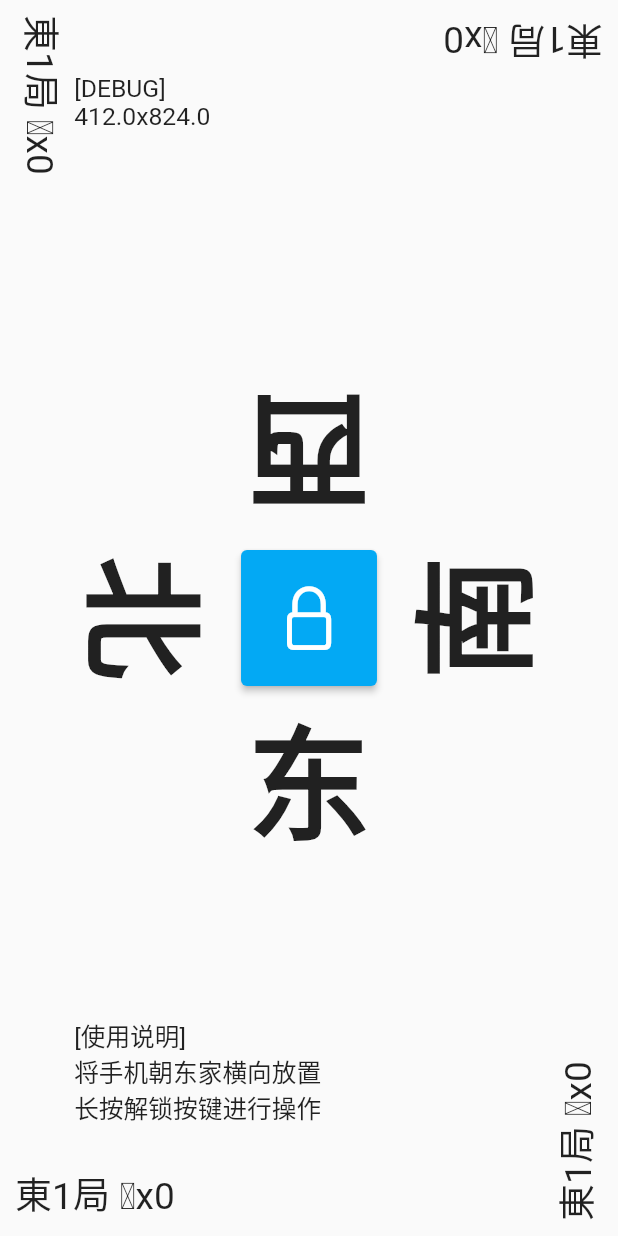
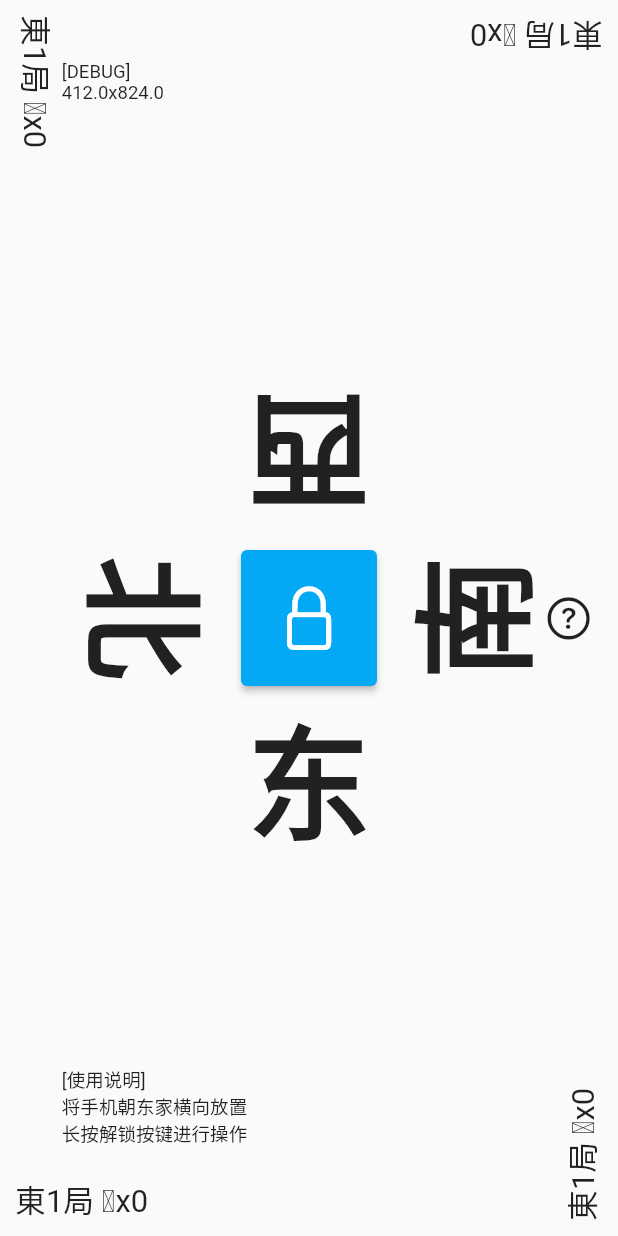
Before and after one commit to Ex-Studio/OfflineMahjongIndicator, a Flutter app: the screen it shows after launch, on a phone screen of 412 x 824 dp. Run offline on Flutter 3.47's test engine with Material 2 defaults, Android fonts, the phone set to English and light mode, and no system bars.

Commit message:
better constants

```diff
--- a/lib/_constants.dart
+++ b/lib/_constants.dart
@@ -4,14 +4,18 @@ import 'package:flutter/material.dart';
 
 const double centerButtonIconSizePercentage = 0.12;
 const double centerButtonPaddingSizePercentage = 0.05;
+
 const double centerLargeTextSizePercentage = 0.20;
-const double cornerSmallTextSizePercentage = 0.06;
-const double operationButtonTextSizePercentage = 0.06;
-const double operationButtonIconSizePercentage = 0.04;
 
-const double debugTextSizePercentage = 0.04;
-const double paddingSizePercentage = 0.01;
+const double operationTextSizePercentage = 0.06;
+const double operationIconSizePercentage = 0.04;
+
+const double defaultPaddingSizePercentage = 0.02;
+const double defaultTextSizePercentage = 0.05;
+const double defaultIconSizePercentage = 0.08;
+
+const double debugTextSizePercentage = 0.03;
 
 // [colors]
 
-const Color appAccentColor = Colors.lightBlue;
+const Color defaultColor = Colors.lightBlue;
--- a/lib/_extensions.dart
+++ b/lib/_extensions.dart
@@ -11,8 +11,10 @@ class MyExtensions {
     return MediaQuery.of(context).size.height;
   }
 
-  static double screenLengthShorter(BuildContext context) {
-    return min(
-        MyExtensions.screenWidth(context), MyExtensions.screenHeight(context));
+  static double screenLengthShorter(BuildContext context,
+      {double percentage = 1.0}) {
+    return percentage *
+        min(MyExtensions.screenWidth(context),
+            MyExtensions.screenHeight(context));
   }
 }
--- a/lib/main.dart
+++ b/lib/main.dart
@@ -38,15 +38,13 @@ ${MyExtensions.screenWidth(context)}x${MyExtensions.screenHeight(context)}
 长按解锁按键进行操作
 """;
 
-    TextStyle cornerSmallTextStyle = TextStyle(
-        fontSize: MyExtensions.screenLengthShorter(context) *
-            cornerSmallTextSizePercentage);
-
     final currentJuChangText = Consumer<MyModel>(
       builder: (context, model, child) {
         return Text(
           "${model.currentJu.description()} ꘖx${model.currentChang}",
-          style: cornerSmallTextStyle,
+          style: TextStyle(
+              fontSize: MyExtensions.screenLengthShorter(context,
+                  percentage: defaultTextSizePercentage)),
         );
       },
     );
@@ -87,30 +85,32 @@ ${MyExtensions.screenWidth(context)}x${MyExtensions.screenHeight(context)}
                             model.resetJu();
                           },
                           style: ElevatedButton.styleFrom(
-                            backgroundColor: appAccentColor,
+                            backgroundColor: defaultColor,
                             foregroundColor: Colors.white,
                           ),
                           child: Text("重置局",
                               style: TextStyle(
                                   fontSize: MyExtensions.screenLengthShorter(
-                                          context) *
-                                      operationButtonTextSizePercentage))),
+                                      context,
+                                      percentage:
+                                          operationTextSizePercentage)))),
                       SizedBox(
-                          width: MyExtensions.screenLengthShorter(context) *
-                              paddingSizePercentage),
+                          width: MyExtensions.screenLengthShorter(context,
+                              percentage: defaultPaddingSizePercentage)),
                       ElevatedButton(
                           onPressed: () {
                             model.resetChang();
                           },
                           style: ElevatedButton.styleFrom(
-                            backgroundColor: appAccentColor,
+                            backgroundColor: defaultColor,
                             foregroundColor: Colors.white,
                           ),
                           child: Text("重置场",
                               style: TextStyle(
                                   fontSize: MyExtensions.screenLengthShorter(
-                                          context) *
-                                      operationButtonTextSizePercentage)))
+                                      context,
+                                      percentage:
+                                          operationTextSizePercentage))))
                     ],
                   ));
             } else {
@@ -129,38 +129,47 @@ ${MyExtensions.screenWidth(context)}x${MyExtensions.screenHeight(context)}
                         model.restartGame();
                       },
                       style: ElevatedButton.styleFrom(
-                        backgroundColor: appAccentColor,
+                        backgroundColor: defaultColor,
                         foregroundColor: Colors.white,
                       ),
                       child: Text("重新开始",
                           style: TextStyle(
-                              fontSize:
-                                  MyExtensions.screenLengthShorter(context) *
-                                      operationButtonTextSizePercentage))));
+                              fontSize: MyExtensions.screenLengthShorter(
+                                  context,
+                                  percentage: operationTextSizePercentage)))));
             } else {
               return SizedBox.shrink();
             }
           },
         ),
+        // 帮助信息
+        MyRoundCenterWidget(
+            position: MyRoundEnum.rightCenter,
+            padding: MyExtensions.screenLengthShorter(context,
+                percentage: defaultPaddingSizePercentage * 2),
+            child: Icon(
+              CupertinoIcons.question_circle,
+              size: MyExtensions.screenLengthShorter(context,
+                  percentage: defaultIconSizePercentage),
+            )),
+        MyCornerWidget(
+            // TODO 这个要删除 移到弹出的窗口中
+            padding: MyExtensions.screenLengthShorter(context,
+                percentage: defaultTextSizePercentage * 2),
+            corner: MyCornerEnum.bottomLeft,
+            child: Text(usageInfo,
+                style: TextStyle(
+                    fontSize: MyExtensions.screenLengthShorter(context,
+                        percentage: debugTextSizePercentage)))),
         // 调试信息
         MyCornerWidget(
-            padding: MyExtensions.screenLengthShorter(context) *
-                2.0 *
-                cornerSmallTextSizePercentage,
+            padding: MyExtensions.screenLengthShorter(context,
+                percentage: defaultTextSizePercentage * 2),
             corner: MyCornerEnum.topLeft,
             child: Text(debugInfo,
                 style: TextStyle(
-                    fontSize: MyExtensions.screenLengthShorter(context) *
-                        debugTextSizePercentage))),
-        MyCornerWidget(
-            padding: MyExtensions.screenLengthShorter(context) *
-                2.0 *
-                cornerSmallTextSizePercentage,
-            corner: MyCornerEnum.bottomLeft,
-            child: Text(usageInfo,
-                style: TextStyle(
-                    fontSize: MyExtensions.screenLengthShorter(context) *
-                        debugTextSizePercentage))),
+                    fontSize: MyExtensions.screenLengthShorter(context,
+                        percentage: debugTextSizePercentage)))),
       ],
     );
   }
@@ -172,8 +181,8 @@ class CenterView extends StatelessWidget {
   @override
   Widget build(BuildContext context) {
     TextStyle centerLargeTextStyle = TextStyle(
-        fontSize: MyExtensions.screenLengthShorter(context) *
-            centerLargeTextSizePercentage,
+        fontSize: MyExtensions.screenLengthShorter(context,
+            percentage: centerLargeTextSizePercentage),
         fontWeight: FontWeight.bold);
     return Column(
       mainAxisAlignment: MainAxisAlignment.center,
@@ -218,14 +227,13 @@ class CenterView extends StatelessWidget {
                   );
                 } else {
                   return MyVerticleAddMinusWidget(
-                    iconSize: MyExtensions.screenLengthShorter(context) *
-                        operationButtonIconSizePercentage,
-                    buttonColor: appAccentColor,
+                    iconSize: MyExtensions.screenLengthShorter(context,
+                        percentage: operationIconSizePercentage),
+                    buttonColor: defaultColor,
                     child: Text("局",
                         style: TextStyle(
-                            fontSize:
-                                MyExtensions.screenLengthShorter(context) *
-                                    operationButtonTextSizePercentage)),
+                            fontSize: MyExtensions.screenLengthShorter(context,
+                                percentage: operationTextSizePercentage))),
                     addCallback: () {
                       model.goNextJu();
                     },
@@ -249,18 +257,18 @@ class CenterView extends StatelessWidget {
                     }
                   },
                   style: ElevatedButton.styleFrom(
-                    padding: EdgeInsets.all(
-                        MyExtensions.screenLengthShorter(context) *
-                            centerButtonPaddingSizePercentage),
-                    backgroundColor: appAccentColor,
+                    padding: EdgeInsets.all(MyExtensions.screenLengthShorter(
+                        context,
+                        percentage: centerButtonPaddingSizePercentage)),
+                    backgroundColor: defaultColor,
                     foregroundColor: Colors.white,
                   ),
                   child: Icon(
                     model.isOperating
                         ? CupertinoIcons.play
                         : CupertinoIcons.lock,
-                    size: MyExtensions.screenLengthShorter(context) *
-                        centerButtonIconSizePercentage,
+                    size: MyExtensions.screenLengthShorter(context,
+                        percentage: centerButtonIconSizePercentage),
                   ),
                 );
               },
@@ -281,14 +289,13 @@ class CenterView extends StatelessWidget {
                   );
                 } else {
                   return MyVerticleAddMinusWidget(
-                    iconSize: MyExtensions.screenLengthShorter(context) *
-                        operationButtonIconSizePercentage,
-                    buttonColor: appAccentColor,
+                    iconSize: MyExtensions.screenLengthShorter(context,
+                        percentage: operationIconSizePercentage),
+                    buttonColor: defaultColor,
                     child: Text("场",
                         style: TextStyle(
-                            fontSize:
-                                MyExtensions.screenLengthShorter(context) *
-                                    operationButtonTextSizePercentage)),
+                            fontSize: MyExtensions.screenLengthShorter(context,
+                                percentage: operationTextSizePercentage))),
                     addCallback: () {
                       model.goNextChang();
                     },
```
Also changed, not shown: 1 other file.
